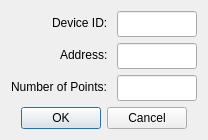
This is src/dialogs/dialogsetuppresetdata.ui in sanny32/OpenModSim as Qt 5 draws it before an edit. The edited form follows.
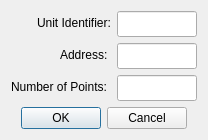
This is the edited form. Custom widgets are drawn as their Qt base class.

Commit message: refactor: Rename "Device ID" to "Unit Identifier" across multiple UI components and translations for consistency (#88)

```diff
--- a/src/dialogs/dialogsetuppresetdata.ui
+++ b/src/dialogs/dialogsetuppresetdata.ui
@@ -20,7 +20,7 @@
    <item row="0" column="0">
     <widget class="QLabel" name="labelSlaveDevice">
      <property name="text">
-      <string>Device ID: </string>
+      <string>Unit Identifier:</string>
      </property>
     </widget>
    </item>
```
The commit also changes 12 other files.
